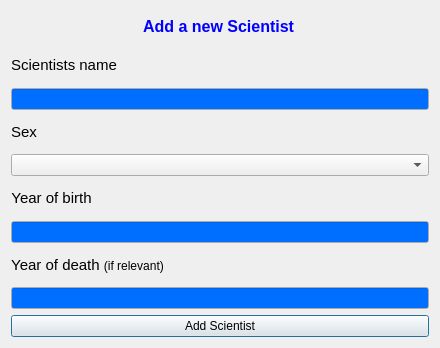
The window that Group36W3/ui/addscientistdialog.ui (skulia15/Group36) describes before a commit, drawn with Qt 5.
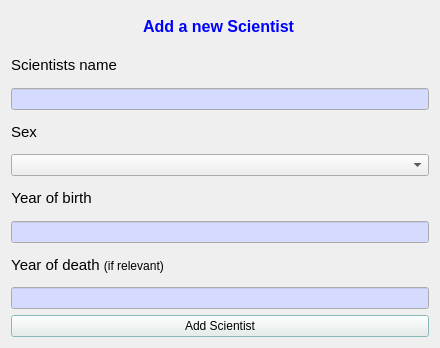
The same window after the commit. Icons and pictures are not drawn.

```diff
--- a/Group36W3/ui/addscientistdialog.ui
+++ b/Group36W3/ui/addscientistdialog.ui
@@ -13,28 +13,73 @@
   <property name="palette">
    <palette>
     <active>
+     <colorrole role="Light">
+      <brush brushstyle="SolidPattern">
+       <color alpha="255">
+        <red>110</red>
+        <green>255</green>
+        <blue>219</blue>
+       </color>
+      </brush>
+     </colorrole>
      <colorrole role="Base">
       <brush brushstyle="SolidPattern">
        <color alpha="255">
-        <red>0</red>
-        <green>110</green>
+        <red>213</red>
+        <green>219</green>
         <blue>255</blue>
        </color>
       </brush>
      </colorrole>
+     <colorrole role="Highlight">
+      <brush brushstyle="SolidPattern">
+       <color alpha="255">
+        <red>189</red>
+        <green>255</green>
+        <blue>251</blue>
+       </color>
+      </brush>
+     </colorrole>
     </active>
     <inactive>
+     <colorrole role="Light">
+      <brush brushstyle="SolidPattern">
+       <color alpha="255">
+        <red>110</red>
+        <green>255</green>
+        <blue>219</blue>
+       </color>
+      </brush>
+     </colorrole>
      <colorrole role="Base">
       <brush brushstyle="SolidPattern">
        <color alpha="255">
-        <red>0</red>
-        <green>110</green>
+        <red>213</red>
+        <green>219</green>
         <blue>255</blue>
        </color>
       </brush>
      </colorrole>
+     <colorrole role="Highlight">
+      <brush brushstyle="SolidPattern">
+       <color alpha="255">
+        <red>189</red>
+        <green>255</green>
+        <blue>251</blue>
+       </color>
+      </brush>
+     </colorrole>
     </inactive>
     <disabled>
+     <colorrole role="Light">
+      <brush brushstyle="SolidPattern">
+       <color alpha="255">
+        <red>110</red>
+        <green>255</green>
+        <blue>219</blue>
+       </color>
+      </brush>
+     </colorrole>
      <colorrole role="Base">
       <brush brushstyle="SolidPattern">
        <color alpha="255">
@@ -44,6 +89,15 @@
        </color>
       </brush>
      </colorrole>
+     <colorrole role="Highlight">
+      <brush brushstyle="SolidPattern">
+       <color alpha="255">
+        <red>51</red>
+        <green>153</green>
+        <blue>255</blue>
+       </color>
+      </brush>
+     </colorrole>
     </disabled>
    </palette>
   </property>
```
Left out of the diff: 3 changed lines with no effect on the pictures.
